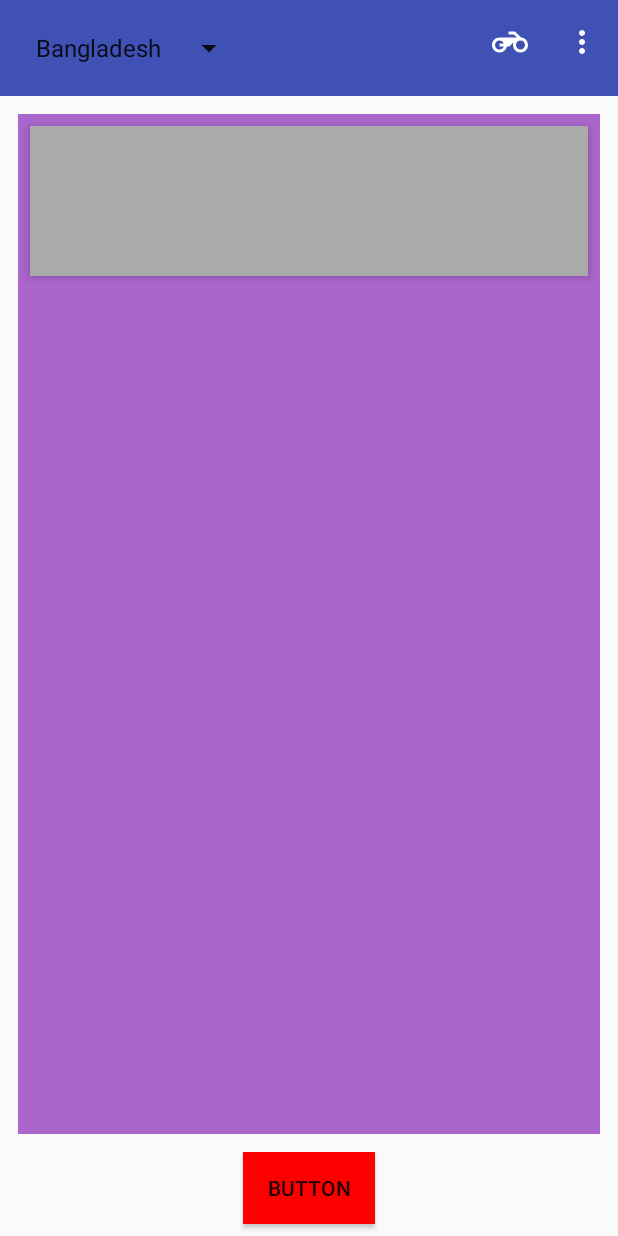
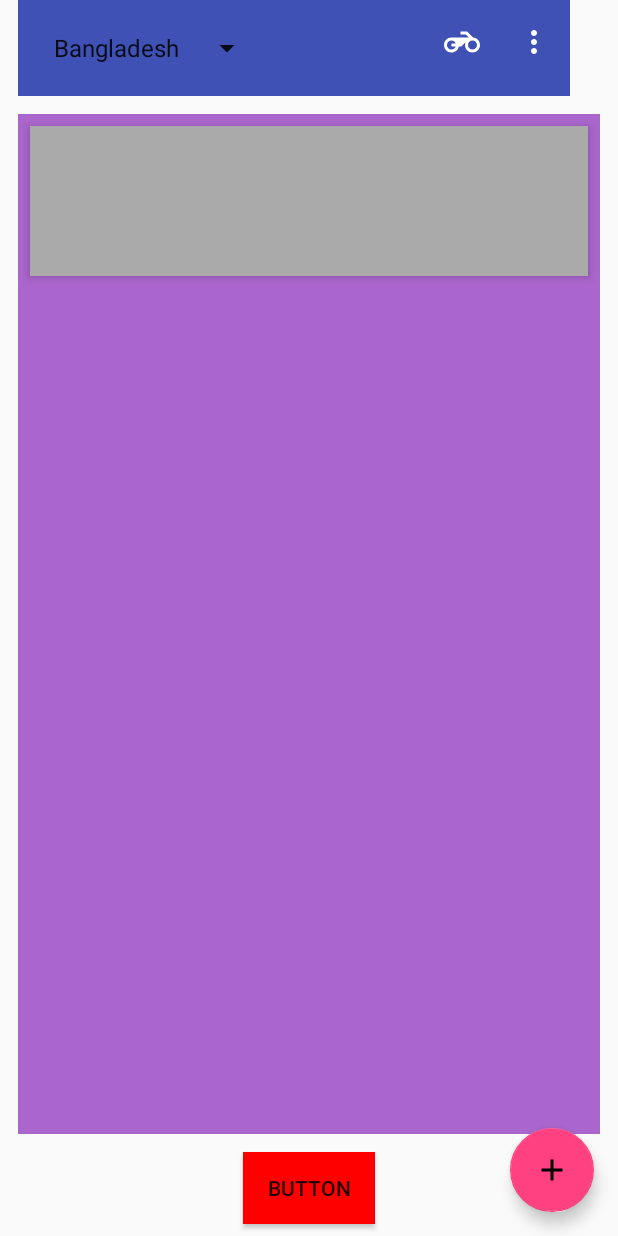
Before and after one commit to farhanarnob/MaterialDesign, an Android app: the screen it shows after launch (MainActivity), on a phone screen of 412 x 824 dp. Run offline under Robolectric (Android 15) with nearby library versions, the phone set to English and light mode, and no system bars.

Commit message:
fab button added.

```diff
--- /dev/null
+++ b/app/src/main/res/drawable/ic_add_black_24dp.xml
@@ -0,0 +1,9 @@
+<vector xmlns:android="http://schemas.android.com/apk/res/android"
+    android:width="32dp"
+    android:height="32dp"
+    android:viewportHeight="24.0"
+    android:viewportWidth="24.0">
+    <path
+        android:fillColor="#FF000000"
+        android:pathData="M19,13h-6v6h-2v-6H5v-2h6V5h2v6h6v2z" />
+</vector>
--- a/app/src/main/res/layout/activity_main.xml
+++ b/app/src/main/res/layout/activity_main.xml
@@ -9,21 +9,9 @@
     tools:layout_editor_absoluteY="25dp">
 
 
-    <Button
-        android:id="@+id/button"
-        android:layout_width="wrap_content"
-        android:layout_height="wrap_content"
-        android:layout_marginBottom="8dp"
-        android:layout_marginLeft="8dp"
-        android:layout_marginRight="8dp"
-        android:text="@string/button"
-        app:layout_constraintBottom_toBottomOf="parent"
-        app:layout_constraintLeft_toLeftOf="parent"
-        app:layout_constraintRight_toRightOf="parent" />
-
     <android.support.v7.widget.Toolbar
         android:id="@+id/toolbar2"
-        android:layout_width="match_parent"
+        android:layout_width="368dp"
         android:layout_height="wrap_content"
         android:background="?attr/colorPrimary"
         android:minHeight="?attr/actionBarSize"
@@ -40,6 +28,22 @@
 
         </android.support.v7.widget.AppCompatSpinner>
     </android.support.v7.widget.Toolbar>
+
+
+    <Button
+        android:id="@+id/button"
+        android:layout_width="wrap_content"
+        android:layout_height="wrap_content"
+        android:layout_marginBottom="8dp"
+        android:layout_marginEnd="8dp"
+        android:layout_marginLeft="8dp"
+        android:layout_marginRight="8dp"
+        android:layout_marginStart="8dp"
+        android:text="@string/button"
+        app:layout_constraintBottom_toBottomOf="parent"
+        app:layout_constraintLeft_toLeftOf="parent"
+        app:layout_constraintRight_toRightOf="parent" />
+
 
     <LinearLayout
         android:id="@+id/linearLayout"
@@ -70,4 +74,19 @@
         </FrameLayout>
     </LinearLayout>
 
+    <android.support.design.widget.FloatingActionButton
+        android:id="@+id/fab_main"
+        android:layout_width="wrap_content"
+        android:layout_height="wrap_content"
+        android:layout_marginBottom="16dp"
+        android:layout_marginEnd="16dp"
+
+        android:src="@drawable/ic_add_black_24dp"
+
+        app:elevation="6dp"
+        app:fabSize="normal"
+        app:layout_constraintBottom_toBottomOf="parent"
+        app:layout_constraintRight_toRightOf="parent"
+        app:pressedTranslationZ="12dp" />
+
 </android.support.constraint.ConstraintLayout>
```
